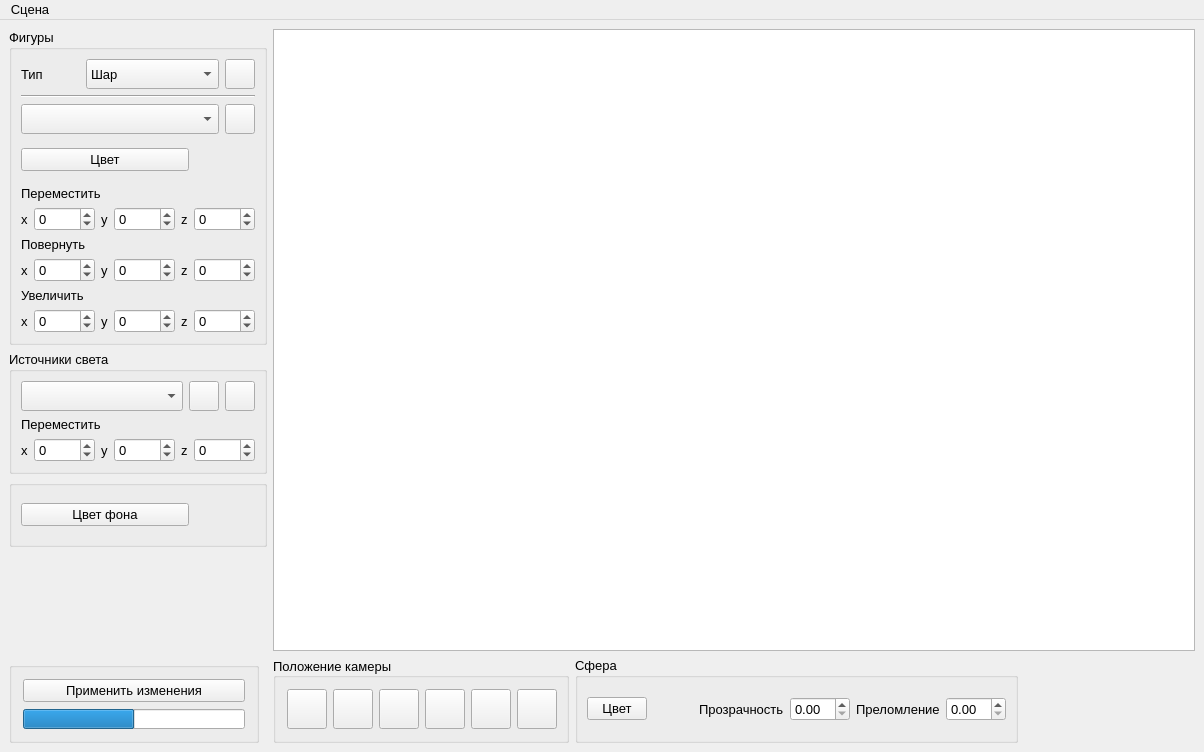
Qt form src/gui/mainwindow.ui (AskaryanKarine/BMSTU-CG-Course) before a commit.
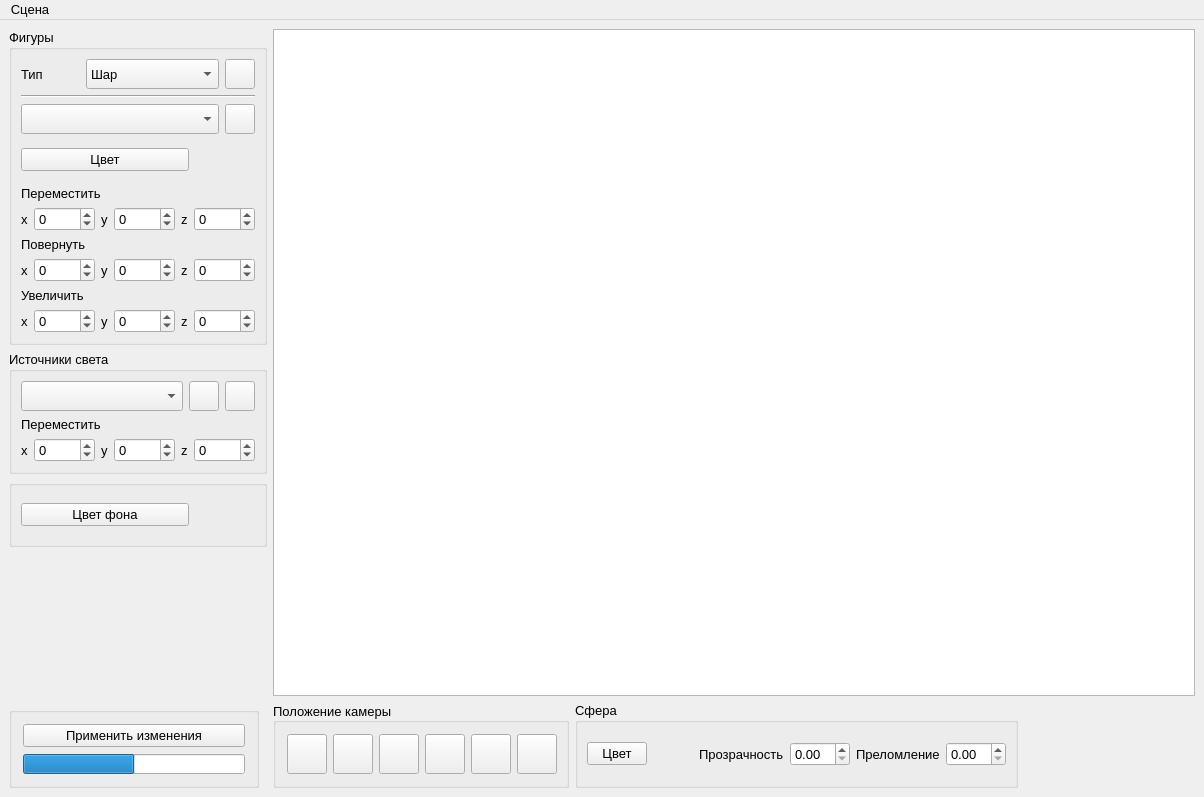
The same form after that commit. Icons and pictures are not drawn.

Commit message: added options in interface

```diff
--- a/src/gui/mainwindow.ui
+++ b/src/gui/mainwindow.ui
@@ -7,7 +7,7 @@
     <x>0</x>
     <y>0</y>
     <width>1204</width>
-    <height>752</height>
+    <height>797</height>
    </rect>
   </property>
   <property name="font">
@@ -717,7 +717,14 @@
      </layout>
     </item>
     <item row="0" column="1">
-     <widget class="QGraphicsView" name="graphicsView"/>
+     <widget class="QGraphicsView" name="graphicsView">
+      <property name="verticalScrollBarPolicy">
+       <enum>Qt::ScrollBarAlwaysOff</enum>
+      </property>
+      <property name="horizontalScrollBarPolicy">
+       <enum>Qt::ScrollBarAlwaysOff</enum>
+      </property>
+     </widget>
     </item>
     <item row="1" column="1">
      <layout class="QHBoxLayout" name="horizontalLayout_8">
```
The commit also changes 2 other files.
